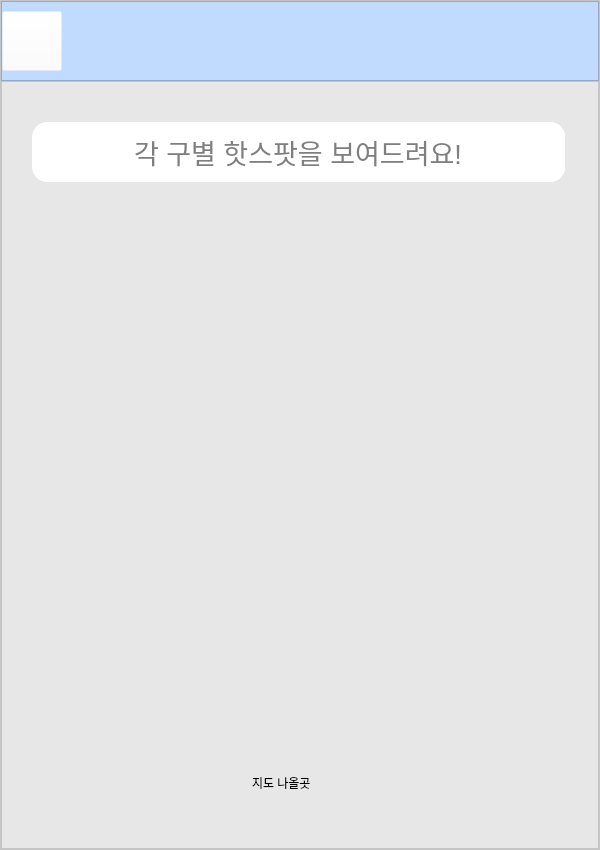
First picture: the form in seoul_tour_ver1/seoul_main_page.ui, repository yunjae6875/seoul_trip_program, before the edit.
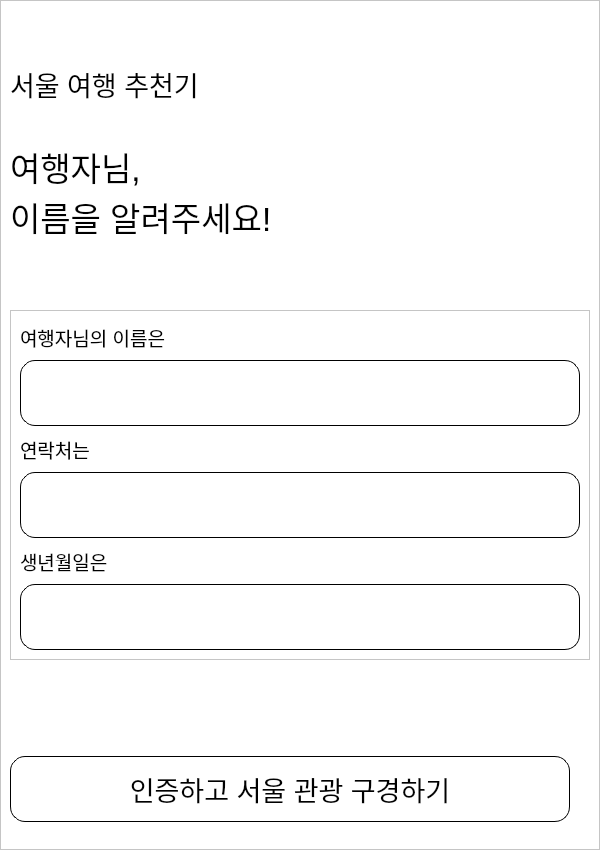
Second picture: the form after the edit. Icons and pictures are not drawn.

Commit message: 0705 로그인페이지 UI 수정

Patch:
```diff
--- a/seoul_tour_ver1/seoul_main_page.ui
+++ b/seoul_tour_ver1/seoul_main_page.ui
@@ -45,7 +45,7 @@
     <item>
      <widget class="QStackedWidget" name="stackedWidget">
       <property name="currentIndex">
-       <number>5</number>
+       <number>1</number>
       </property>
       <widget class="QWidget" name="open_page">
        <widget class="QLabel" name="label">
@@ -85,6 +85,274 @@
         </property>
        </widget>
       </widget>
+      <widget class="QWidget" name="login_page">
+       <property name="styleSheet">
+        <string notr="true">background-color: rgb(255, 255, 255);</string>
+       </property>
+       <layout class="QVBoxLayout" name="verticalLayout_16">
+        <property name="spacing">
+         <number>0</number>
+        </property>
+        <property name="leftMargin">
+         <number>0</number>
+        </property>
+        <property name="topMargin">
+         <number>0</number>
+        </property>
+        <property name="rightMargin">
+         <number>0</number>
+        </property>
+        <property name="bottomMargin">
+         <number>0</number>
+        </property>
+        <item>
+         <widget class="QFrame" name="frame_14">
+          <property name="frameShape">
+           <enum>QFrame::StyledPanel</enum>
+          </property>
+          <property name="frameShadow">
+           <enum>QFrame::Raised</enum>
+          </property>
+          <layout class="QVBoxLayout" name="verticalLayout_14">
+           <item>
+            <spacer name="verticalSpacer_8">
+             <property name="orientation">
+              <enum>Qt::Vertical</enum>
+             </property>
+             <property name="sizeType">
+              <enum>QSizePolicy::Fixed</enum>
+             </property>
+             <property name="sizeHint" stdset="0">
+              <size>
+               <width>20</width>
+               <height>55</height>
+              </size>
+             </property>
+            </spacer>
+           </item>
+           <item>
+            <widget class="QLabel" name="label_4">
+             <property name="maximumSize">
+              <size>
+               <width>16777215</width>
+               <height>37</height>
+              </size>
+             </property>
+             <property name="font">
+              <font>
+               <pointsize>20</pointsize>
+              </font>
+             </property>
+             <property name="text">
+              <string>서울 여행 추천기</string>
+             </property>
+            </widget>
+           </item>
+           <item>
+            <spacer name="verticalSpacer_9">
+             <property name="orientation">
+              <enum>Qt::Vertical</enum>
+             </property>
+             <property name="sizeType">
+              <enum>QSizePolicy::Fixed</enum>
+             </property>
+             <property name="sizeHint" stdset="0">
+              <size>
+               <width>20</width>
+               <height>35</height>
+              </size>
+             </property>
+            </spacer>
+           </item>
+           <item>
+            <widget class="QLabel" name="label_7">
+             <property name="maximumSize">
+              <size>
+               <width>16777215</width>
+               <height>96</height>
+              </size>
+             </property>
+             <property name="font">
+              <font>
+               <pointsize>25</pointsize>
+              </font>
+             </property>
+             <property name="text">
+              <string>여행자님,
+이름을 알려주세요!</string>
+             </property>
+            </widget>
+           </item>
+           <item>
+            <spacer name="verticalSpacer_10">
+             <property name="orientation">
+              <enum>Qt::Vertical</enum>
+             </property>
+             <property name="sizeType">
+              <enum>QSizePolicy::Expanding</enum>
+             </property>
+             <property name="sizeHint" stdset="0">
+              <size>
+               <width>20</width>
+               <height>87</height>
+              </size>
+             </property>
+            </spacer>
+           </item>
+           <item>
+            <widget class="QFrame" name="frame_15">
+             <property name="minimumSize">
+              <size>
+               <width>0</width>
+               <height>350</height>
+              </size>
+             </property>
+             <property name="maximumSize">
+              <size>
+               <width>16777215</width>
+               <height>350</height>
+              </size>
+             </property>
+             <property name="styleSheet">
+              <string notr="true">QLineEdit{border-radius:15px;
+border:1px solid black;
+	font: 20pt;
+}</string>
+             </property>
+             <property name="frameShape">
+              <enum>QFrame::StyledPanel</enum>
+             </property>
+             <property name="frameShadow">
+              <enum>QFrame::Raised</enum>
+             </property>
+             <layout class="QVBoxLayout" name="verticalLayout_15">
+              <item>
+               <widget class="QLabel" name="label_3">
+                <property name="font">
+                 <font>
+                  <pointsize>14</pointsize>
+                 </font>
+                </property>
+                <property name="text">
+                 <string>여행자님의 이름은</string>
+                </property>
+               </widget>
+              </item>
+              <item>
+               <widget class="QLineEdit" name="lineEdit">
+                <property name="minimumSize">
+                 <size>
+                  <width>560</width>
+                  <height>66</height>
+                 </size>
+                </property>
+               </widget>
+              </item>
+              <item>
+               <widget class="QLabel" name="label_9">
+                <property name="font">
+                 <font>
+                  <pointsize>14</pointsize>
+                 </font>
+                </property>
+                <property name="text">
+                 <string>연락처는</string>
+                </property>
+               </widget>
+              </item>
+              <item>
+               <widget class="QLineEdit" name="lineEdit_2">
+                <property name="minimumSize">
+                 <size>
+                  <width>560</width>
+                  <height>66</height>
+                 </size>
+                </property>
+               </widget>
+              </item>
+              <item>
+               <widget class="QLabel" name="label_10">
+                <property name="font">
+                 <font>
+                  <pointsize>14</pointsize>
+                 </font>
+                </property>
+                <property name="text">
+                 <string>생년월일은</string>
+                </property>
+               </widget>
+              </item>
+              <item>
+               <widget class="QLineEdit" name="lineEdit_3">
+                <property name="minimumSize">
+                 <size>
+                  <width>560</width>
+                  <height>66</height>
+                 </size>
+                </property>
+               </widget>
+              </item>
+             </layout>
+            </widget>
+           </item>
+           <item>
+            <spacer name="verticalSpacer_11">
+             <property name="orientation">
+              <enum>Qt::Vertical</enum>
+             </property>
+             <property name="sizeType">
+              <enum>QSizePolicy::Fixed</enum>
+             </property>
+             <property name="sizeHint" stdset="0">
+              <size>
+               <width>20</width>
+               <height>90</height>
+              </size>
+             </property>
+            </spacer>
+           </item>
+           <item>
+            <widget class="QPushButton" name="admit_btn">
+             <property name="minimumSize">
+              <size>
+               <width>560</width>
+               <height>66</height>
+              </size>
+             </property>
+             <property name="maximumSize">
+              <size>
+               <width>560</width>
+               <height>16777215</height>
+              </size>
+             </property>
+             <property name="styleSheet">
+              <string notr="true">border-radius:15px;
+border:1px solid black;
+	font: 20pt;</string>
+             </property>
+             <property name="text">
+              <string>인증하고 서울 관광 구경하기</string>
+             </property>
+            </widget>
+           </item>
+           <item>
+            <spacer name="verticalSpacer_12">
+             <property name="orientation">
+              <enum>Qt::Vertical</enum>
+             </property>
+             <property name="sizeHint" stdset="0">
+              <size>
+               <width>20</width>
+               <height>40</height>
+              </size>
+             </property>
+            </spacer>
+           </item>
+          </layout>
+         </widget>
+        </item>
+       </layout>
+      </widget>
       <widget class="QWidget" name="main_page_1">
        <property name="styleSheet">
         <string notr="true">background-color: rgb(255, 255, 255);</string>
```
Left out of the diff: 6 changed lines with no effect on the pictures. The commit also changes 4 other files.
